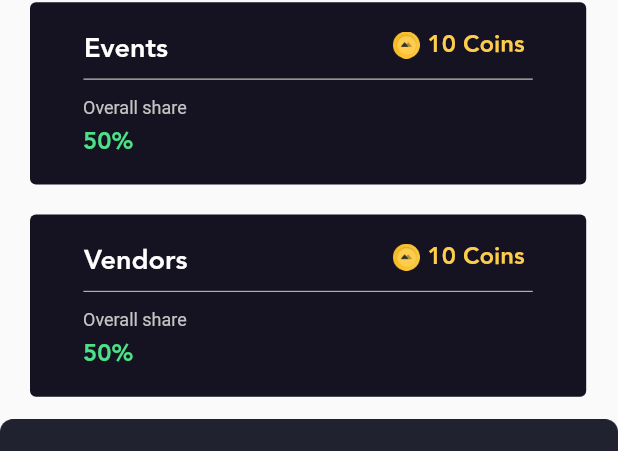
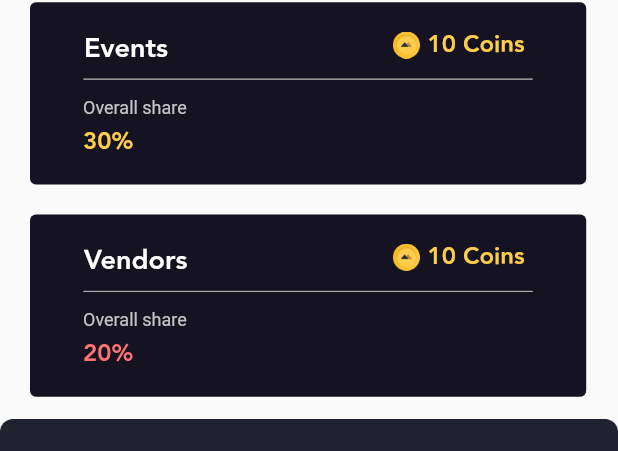
Before and after one commit to AayushK11/MIT-Coin, a Flutter app: the ReportTab widget shown alone on an empty page, opened directly, on a phone screen of 412 x 824 dp. Shown: the part 591-1042 px from the top of the screen. Run offline on Flutter 3.47's test engine with Material 2 defaults, Android fonts, the phone set to English and light mode, and no system bars; our stand-ins replace localstorage, page_transition; missing offline and left inert: qr_code_scanner; network calls fail.

Commit message:
for presentation

```diff
--- a/Frontend/mit_coin_app/lib/Screens/checkout_security_page.dart
+++ b/Frontend/mit_coin_app/lib/Screens/checkout_security_page.dart
@@ -185,7 +185,7 @@ class _CheckoutSecurityScreenState extends State<CheckoutSecurityScreen> {
                       crossAxisAlignment: CrossAxisAlignment.center,
                       children: [
                         Text(
-                          "Pay 15 Coins",
+                          "Pay Now",
                           textAlign: TextAlign.center,
                           style: TextStyle(
                             color: Colors.white,
--- a/Frontend/mit_coin_app/lib/Screens/report_tab.dart
+++ b/Frontend/mit_coin_app/lib/Screens/report_tab.dart
@@ -216,9 +216,9 @@ class _ReportTabState extends State<ReportTab> {
                     ),
                   ]),
             ),
-            upcomingEvent(context, "Student Clubs"),
-            upcomingEvent(context, "Events"),
-            upcomingEvent(context, "Vendors"),
+            upcomingEvent(context, "Student Clubs", 50),
+            upcomingEvent(context, "Events", 30),
+            upcomingEvent(context, "Vendors", 20),
             Container(
               alignment: Alignment.center,
               child: Image.asset(
@@ -234,7 +234,7 @@ class _ReportTabState extends State<ReportTab> {
   }
 }
 
-upcomingEvent(context, name) {
+upcomingEvent(context, name, percentage) {
   return Container(
     width: MediaQuery.of(context).size.width * 0.9,
     margin: const EdgeInsets.only(top: 5, bottom: 15, left: 20, right: 20),
@@ -358,9 +358,9 @@ upcomingEvent(context, name) {
                     ),
                     SizedBox(height: 3),
                     Text(
-                      "50%",
+                      "$percentage%",
                       style: TextStyle(
-                        color: Color(0xff4de088),
+                        color: percentage >= 50 ? Color(0xff4de088): percentage >=30 ? Color(0xffFFCD4D):Color(0xffFF7373),
                         fontSize: 16,
                         fontFamily: "Avenir",
                         fontWeight: FontWeight.w800,
--- a/Frontend/mit_coin_app/lib/Screens/wallet_tab.dart
+++ b/Frontend/mit_coin_app/lib/Screens/wallet_tab.dart
@@ -167,7 +167,7 @@ class _WalletTabState extends State<WalletTab> {
                                 Text(
                                   "9.763 INR",
                                   style: TextStyle(
-                                    color: Color(0xFFBB0A0A),
+                                    color: Color(0xFF0D6DC5),
                                     fontSize: 18,
                                     fontFamily: "Avenir",
                                     fontWeight: FontWeight.w800,
```
Also changed, not shown: 1 other file.
